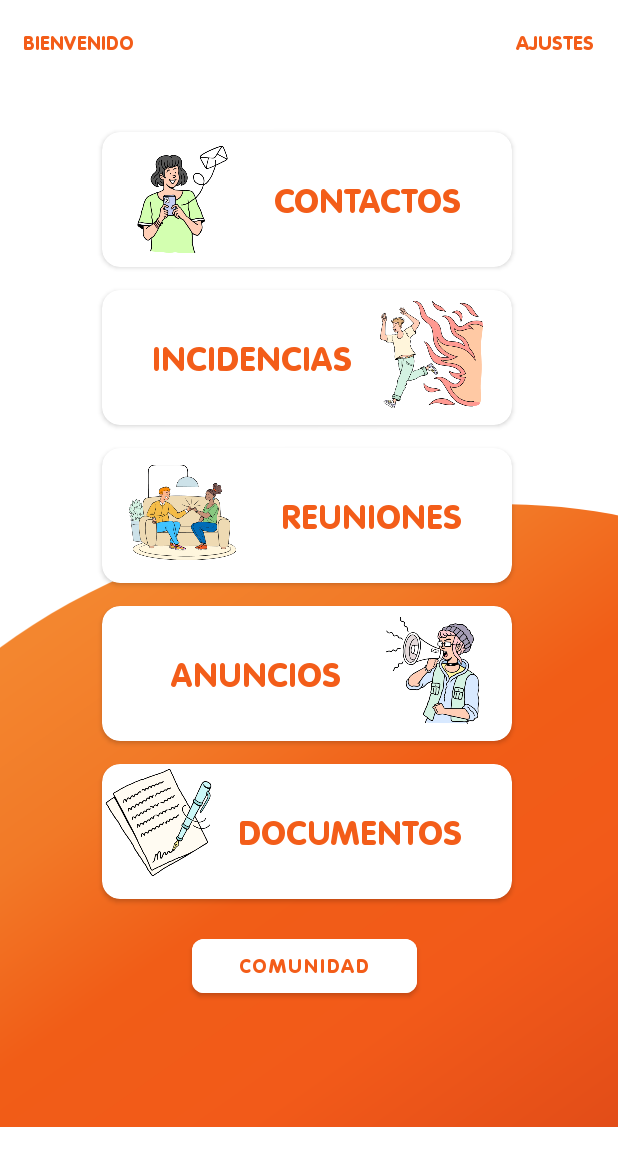
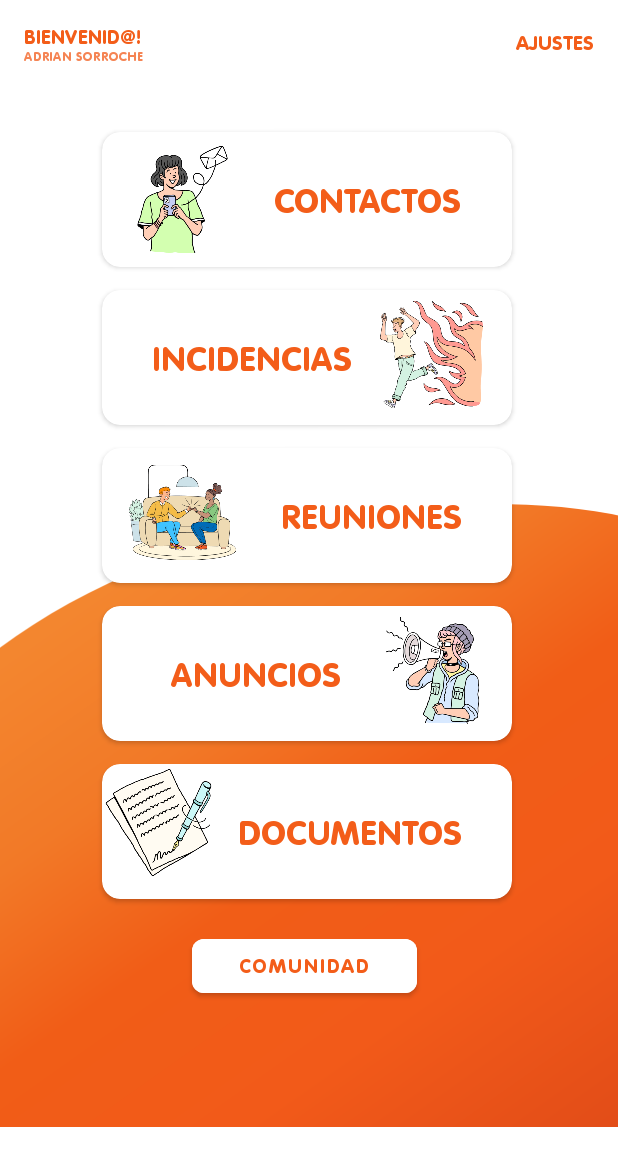
Before and after one commit to asorrochel/BlockBuddy, an Android app: the layout activity_main.xml on its own in the app's theme, with its tools: preview values and no code run, on a phone screen of 412 x 824 dp. Shown: the top 1166 px of the screen. Run offline under Robolectric (Android 15) with nearby library versions, the light colour scheme and no system bars.

Commit message:
Imp Welcome Username Layout MainActivity

```diff
--- a/app/src/main/java/com/example/blockbuddytfg/MainActivity.java
+++ b/app/src/main/java/com/example/blockbuddytfg/MainActivity.java
@@ -27,7 +27,7 @@ public class MainActivity extends AppCompatActivity {
         String telefono = getIntent().getStringExtra("telefono");
 
         inicializarHooks();
-        mainUsuario_Welcome.setText("Bienvenido "+nombre+"!");
+        mainUsuario_Welcome.setText(nombre);
         mainUsuario_textView.setOnClickListener(new View.OnClickListener() {
             @Override
             public void onClick(View v) {
--- a/app/src/main/res/layout/activity_main.xml
+++ b/app/src/main/res/layout/activity_main.xml
@@ -243,15 +243,29 @@
             app:layout_constraintTop_toTopOf="parent" />
 
         <TextView
+            android:id="@+id/mainUsuario_textView_Welcome1"
+            android:layout_width="wrap_content"
+            android:layout_height="wrap_content"
+            android:layout_marginStart="16dp"
+            android:layout_marginTop="16dp"
+            android:clickable="true"
+            android:fontFamily="@font/hai"
+            android:text="@string/mainUsuario_WelcomeMsg"
+            android:textColor="@color/orange"
+            app:layout_constraintStart_toStartOf="parent"
+            app:layout_constraintTop_toTopOf="parent" />
+
+        <TextView
             android:id="@+id/mainUsuario_textView_Welcome"
             android:layout_width="wrap_content"
             android:layout_height="wrap_content"
-            android:layout_marginStart="15dp"
-            android:layout_marginTop="20dp"
+            android:layout_marginStart="16dp"
+            android:layout_marginTop="32dp"
             android:clickable="true"
             android:fontFamily="@font/hai"
-            android:text="BIENVENIDO"
-            android:textColor="@color/orange"
+            android:text="ADRIAN SORROCHE"
+            android:textColor="@color/orange3"
+            android:textSize="9dp"
             app:layout_constraintStart_toStartOf="parent"
             app:layout_constraintTop_toTopOf="parent" />
     </androidx.constraintlayout.widget.ConstraintLayout>
--- a/app/src/main/res/values/strings.xml
+++ b/app/src/main/res/values/strings.xml
@@ -35,5 +35,6 @@
 
     <!-- MAIN USUARIO -->
     <string name="mainUsuario_btnComunidad">COMUNIDAD</string>
+    <string name="mainUsuario_WelcomeMsg">BIENVENID@!</string>
 
 </resources>
```
